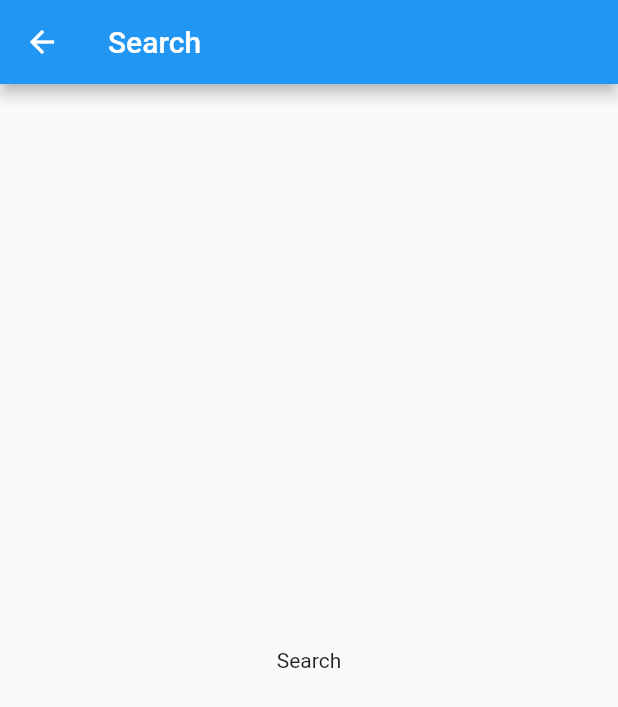
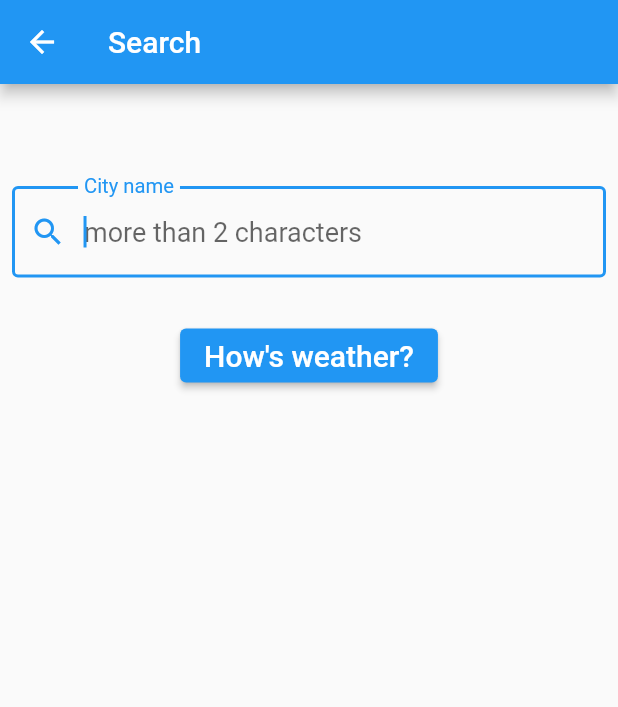
Before and after one commit to SISUinSea/open_weather_app, a Flutter app: the SearchPage screen opened directly, on a phone screen of 412 x 824 dp. Shown: the top 707 px of the screen. Run offline on Flutter 3.47's test engine with Material 2 defaults, Android fonts, the phone set to English and light mode, and no system bars; our stand-ins replace equatable, flutter_dotenv.

Commit message:
Create SearchPage & it's Function
2022.08.29 (2)

```diff
--- a/lib/pages/home_page.dart
+++ b/lib/pages/home_page.dart
@@ -1,6 +1,7 @@
 import 'package:flutter/material.dart';
 import 'package:http/http.dart' as http;
 import 'package:provider/provider.dart';
+import 'package:weather_app/pages/search_page.dart';
 import 'package:weather_app/providers/weather/weather_provider.dart';
 import 'package:weather_app/repositories/weather_repository.dart';
 import 'package:weather_app/services/weather_api_services.dart';
@@ -13,23 +14,28 @@ class HomePage extends StatefulWidget {
 }
 
 class _HomePageState extends State<HomePage> {
-  @override
-  void initState() {
-    // TODO: implement initState
-    super.initState();
-    _fetchWeather();
-  }
-
-  _fetchWeather() {
-    WidgetsBinding.instance.addPostFrameCallback(
-        (_) => context.read<WeatherProvider>().fetchWeather('london'));
-  }
-
+  String? _city;
   @override
   Widget build(BuildContext context) {
     return Scaffold(
       appBar: AppBar(
         title: const Text('Weather'),
+        actions: [
+          IconButton(
+            icon: Icon(Icons.search),
+            onPressed: () async {
+              _city = await Navigator.push(
+                  context,
+                  MaterialPageRoute(
+                    builder: (context) => SearchPage(),
+                  ));
+              print('city name: $_city');
+              if (_city != null) {
+                context.read<WeatherProvider>().fetchWeather(_city!);
+              }
+            },
+          )
+        ],
       ),
       body: Center(
         child: Text('Home1'),
--- a/lib/pages/search_page.dart
+++ b/lib/pages/search_page.dart
@@ -8,11 +8,60 @@ class SearchPage extends StatefulWidget {
 }
 
 class _SearchPageState extends State<SearchPage> {
+  final _formKey = GlobalKey<FormState>();
+  String? _city;
+  AutovalidateMode autovalidateMode = AutovalidateMode.disabled;
+  void _submit() {
+    setState(() {
+      autovalidateMode = AutovalidateMode.always;
+    });
+    final form = _formKey.currentState;
+    if (form != null && form.validate()) {
+      form.save();
+      Navigator.pop(context, _city!.trim());
+    }
+  }
+
   @override
   Widget build(BuildContext context) {
     return Scaffold(
       appBar: AppBar(title: const Text('Search')),
-      body: Center(child: Text('Search')),
+      body: Column(children: [
+        SizedBox(height: 60),
+        Form(
+          key: _formKey,
+          autovalidateMode: autovalidateMode,
+          child: Column(children: [
+            Padding(
+              padding: const EdgeInsets.all(8.0),
+              child: TextFormField(
+                autofocus: true,
+                style: TextStyle(fontSize: 18.0),
+                decoration: InputDecoration(
+                  labelText: 'City name',
+                  hintText: 'more than 2 characters',
+                  prefixIcon: Icon(Icons.search),
+                  border: OutlineInputBorder(),
+                ),
+                validator: (String? input) {
+                  if (input == null || input.trim().length < 2)
+                    return 'City name must be at least 2 characters long';
+                  return null;
+                },
+                onSaved: (String? input) => _city = input,
+              ),
+            ),
+            const SizedBox(height: 20.0),
+            ElevatedButton(
+              onPressed: _submit,
+              child: const Text(
+                "How's weather?",
+                style: TextStyle(fontSize: 20.0),
+              ),
+            )
+          ]),
+        )
+      ]),
     );
   }
 }
--- /dev/null
+++ b/lib/providers/provider.dart
@@ -0,0 +1 @@
+export 'weather/weather_provider.dart';
```
